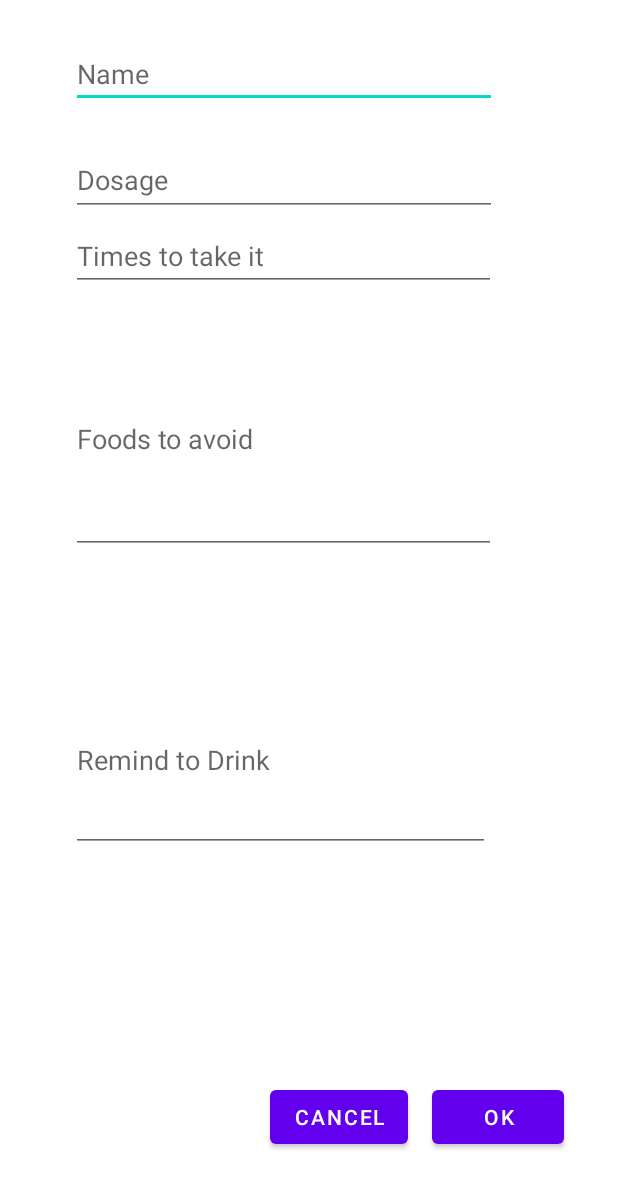
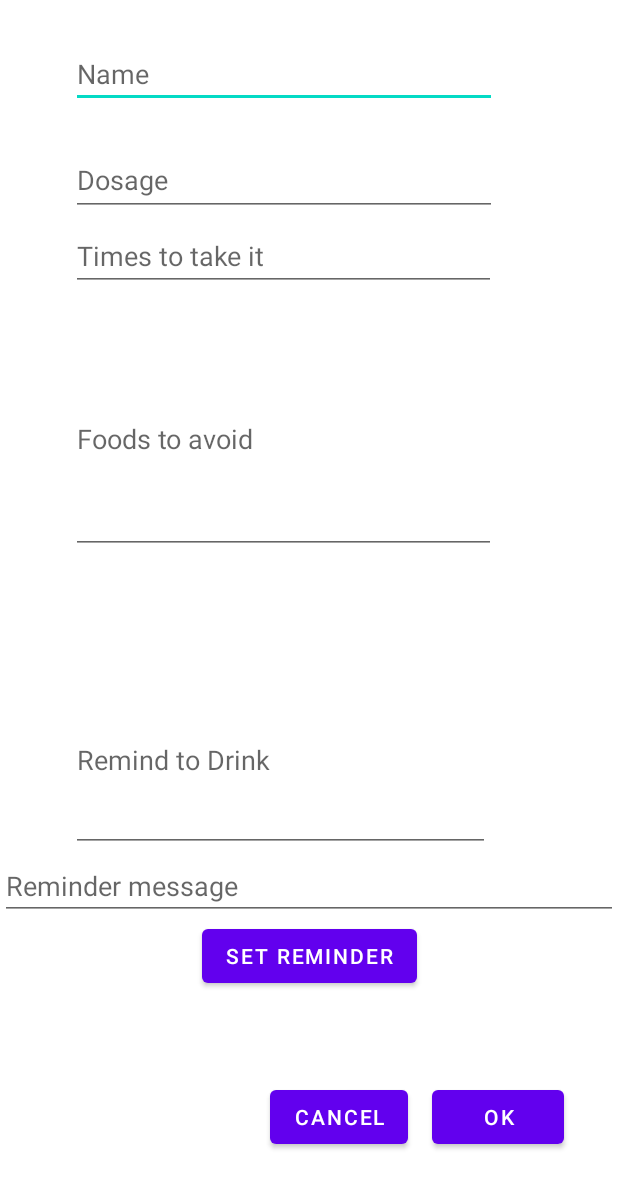
Before and after one commit to SaskPolytechBIS/253project-bisfinal-ms-care-app, an Android app: the layout dialog_new_medtrack.xml on its own in the app's theme, with its tools: preview values and no code run, on a phone screen of 412 x 824 dp. Shown: the top 1188 px of the screen. Run offline under Robolectric (Android 15) with nearby library versions, the phone set to English and light mode, and no system bars; network calls fail.

Commit message:
Reminder notifications
Final changes

```diff
--- a/MSCare Alpha/app/src/main/AndroidManifest.xml
+++ b/MSCare Alpha/app/src/main/AndroidManifest.xml
@@ -9,6 +9,8 @@
     <uses-permission android:name="android.permission.POST_NOTIFICATIONS" />
 
     <uses-permission android:name="android.permission.SCHEDULE_EXACT_ALARM" />
+    <uses-permission android:name="android.permission.USE_EXACT_ALARM" />
+
 
     <application
         android:allowBackup="true"
--- a/MSCare Alpha/app/src/main/java/com/example/mscarealpha/ui/notes/AppointmentNotesFragment.java
+++ b/MSCare Alpha/app/src/main/java/com/example/mscarealpha/ui/notes/AppointmentNotesFragment.java
@@ -121,4 +121,4 @@ public class AppointmentNotesFragment extends Fragment {
 
     }
 
-    }
+}
--- /dev/null
+++ b/MSCare Alpha/app/src/main/res/drawable/baseline_notification_important_24.xml
@@ -0,0 +1,5 @@
+<vector android:height="24dp" android:tint="#000000"
+    android:viewportHeight="24" android:viewportWidth="24"
+    android:width="24dp" xmlns:android="http://schemas.android.com/apk/res/android">
+    <path android:fillColor="@android:color/white" android:pathData="M18,16v-5c0,-3.07 -1.64,-5.64 -4.5,-6.32L13.5,4c0,-0.83 -0.67,-1.5 -1.5,-1.5s-1.5,0.67 -1.5,1.5v0.68C7.63,5.36 6,7.92 6,11v5l-2,2v1h16v-1l-2,-2zM13,16h-2v-2h2v2zM13,12h-2L11,8h2v4zM12,22c1.1,0 2,-0.9 2,-2h-4c0,1.1 0.89,2 2,2z"/>
+</vector>
--- a/MSCare Alpha/app/src/main/res/layout/dialog_new_medtrack.xml
+++ b/MSCare Alpha/app/src/main/res/layout/dialog_new_medtrack.xml
@@ -103,4 +103,26 @@
         app:layout_constraintTop_toTopOf="parent"
         app:layout_constraintVertical_bias="0.635" />
 
+    <EditText
+        android:id="@+id/editTextReminderMessage"
+        android:layout_width="0dp"
+        android:layout_height="wrap_content"
+        android:hint="Reminder message"
+        app:layout_constraintEnd_toEndOf="parent"
+        app:layout_constraintHorizontal_bias="0.5"
+        app:layout_constraintStart_toStartOf="parent"
+        app:layout_constraintTop_toBottomOf="@+id/editDrinks"
+        app:layout_constraintVertical_bias="0.1" />
+
+    <Button
+        android:id="@+id/btn_set_reminder"
+        android:layout_width="wrap_content"
+        android:layout_height="wrap_content"
+        android:text="Set Reminder"
+        app:layout_constraintEnd_toEndOf="parent"
+        app:layout_constraintHorizontal_bias="0.5"
+        app:layout_constraintStart_toStartOf="parent"
+        app:layout_constraintTop_toBottomOf="@+id/editTextReminderMessage"
+        app:layout_constraintVertical_bias="0.1" />
+
 </androidx.constraintlayout.widget.ConstraintLayout>
```
Also changed, not shown: MSCare Alpha/app/src/main/java/com/example/mscarealpha/ui/medtrack/AlertReceiver.java (+21 -8 lines), MSCare Alpha/app/src/main/java/com/example/mscarealpha/ui/medtrack/NewMedTrackFragment.java (+75 -69 lines), MSCare Alpha/app/src/main/java/com/example/mscarealpha/ui/medtrack/ReminderNotificationsFragment.java (+10 -10 lines), MSCare Alpha/app/src/main/java/com/example/mscarealpha/ui/notes/DialogNewNote.java (line endings or trailing spaces).
